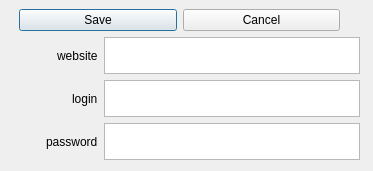
This is editdialog.ui in S-Kaminski/qt-password-rememberer as Qt 5 draws it before an edit. The edited form follows.
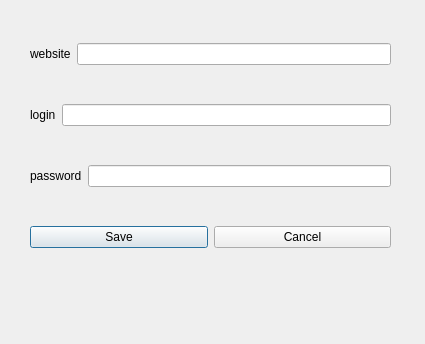
This is the edited form.

```diff
--- a/editdialog.ui
+++ b/editdialog.ui
@@ -6,8 +6,8 @@
    <rect>
     <x>0</x>
     <y>0</y>
-    <width>373</width>
-    <height>171</height>
+    <width>425</width>
+    <height>344</height>
    </rect>
   </property>
   <property name="windowTitle">
@@ -16,98 +16,15 @@
   <widget class="QWidget" name="verticalLayoutWidget">
    <property name="geometry">
     <rect>
-     <x>-1</x>
-     <y>9</y>
+     <x>30</x>
+     <y>10</y>
      <width>361</width>
-     <height>151</height>
+     <height>274</height>
     </rect>
    </property>
    <layout class="QVBoxLayout" name="verticalLayout">
-    <item>
-     <spacer name="verticalSpacer_4">
-      <property name="orientation">
-       <enum>Qt::Vertical</enum>
-      </property>
-      <property name="sizeHint" stdset="0">
-       <size>
-        <width>20</width>
-        <height>40</height>
-       </size>
-      </property>
-     </spacer>
-    </item>
-    <item>
-     <spacer name="verticalSpacer_3">
-      <property name="orientation">
-       <enum>Qt::Vertical</enum>
-      </property>
-      <property name="sizeHint" stdset="0">
-       <size>
-        <width>20</width>
-        <height>40</height>
-       </size>
-      </property>
-     </spacer>
-    </item>
-    <item>
-     <layout class="QHBoxLayout" name="horizontalLayout_6">
-      <item>
-       <spacer name="verticalSpacer">
-        <property name="orientation">
-         <enum>Qt::Vertical</enum>
-        </property>
-        <property name="sizeHint" stdset="0">
-         <size>
-          <width>20</width>
-          <height>40</height>
-         </size>
-        </property>
-       </spacer>
-      </item>
-      <item>
-       <widget class="QPushButton" name="pushButton_2">
-        <property name="text">
-         <string>Save</string>
-        </property>
-       </widget>
-      </item>
-      <item>
-       <widget class="QPushButton" name="pushButton">
-        <property name="text">
-         <string>Cancel</string>
-        </property>
-       </widget>
-      </item>
-      <item>
-       <spacer name="verticalSpacer_2">
-        <property name="orientation">
-         <enum>Qt::Vertical</enum>
-        </property>
-        <property name="sizeHint" stdset="0">
-         <size>
-          <width>20</width>
-          <height>40</height>
-         </size>
-        </property>
-       </spacer>
-      </item>
-     </layout>
-    </item>
     <item>
      <layout class="QHBoxLayout" name="horizontalLayout_3">
-      <item>
-       <spacer name="horizontalSpacer_2">
-        <property name="orientation">
-         <enum>Qt::Horizontal</enum>
-        </property>
-        <property name="sizeHint" stdset="0">
-         <size>
-          <width>40</width>
-          <height>20</height>
-         </size>
-        </property>
-       </spacer>
-      </item>
       <item>
        <widget class="QLabel" name="label">
         <property name="text">
@@ -116,25 +33,12 @@
        </widget>
       </item>
       <item>
-       <widget class="QTextEdit" name="websiteEdit"/>
+       <widget class="QLineEdit" name="websiteEdit"/>
       </item>
      </layout>
     </item>
     <item>
      <layout class="QHBoxLayout" name="horizontalLayout">
-      <item>
-       <spacer name="horizontalSpacer">
-        <property name="orientation">
-         <enum>Qt::Horizontal</enum>
-        </property>
-        <property name="sizeHint" stdset="0">
-         <size>
-          <width>40</width>
-          <height>20</height>
-         </size>
-        </property>
-       </spacer>
-      </item>
       <item>
        <widget class="QLabel" name="label_3">
         <property name="text">
@@ -143,25 +47,12 @@
        </widget>
       </item>
       <item>
-       <widget class="QTextEdit" name="loginEdit"/>
+       <widget class="QLineEdit" name="loginEdit"/>
       </item>
      </layout>
     </item>
     <item>
      <layout class="QHBoxLayout" name="horizontalLayout_2">
-      <item>
-       <spacer name="horizontalSpacer_3">
-        <property name="orientation">
-         <enum>Qt::Horizontal</enum>
-        </property>
-        <property name="sizeHint" stdset="0">
-         <size>
-          <width>40</width>
-          <height>20</height>
-         </size>
-        </property>
-       </spacer>
-      </item>
       <item>
        <widget class="QLabel" name="label_2">
         <property name="text">
@@ -170,7 +61,25 @@
        </widget>
       </item>
       <item>
-       <widget class="QTextEdit" name="passwordEdit"/>
+       <widget class="QLineEdit" name="passwordEdit"/>
+      </item>
+     </layout>
+    </item>
+    <item>
+     <layout class="QHBoxLayout" name="horizontalLayout_6">
+      <item>
+       <widget class="QPushButton" name="saveButton">
+        <property name="text">
+         <string>Save</string>
+        </property>
+       </widget>
+      </item>
+      <item>
+       <widget class="QPushButton" name="cancelButton">
+        <property name="text">
+         <string>Cancel</string>
+        </property>
+       </widget>
       </item>
      </layout>
     </item>
```
